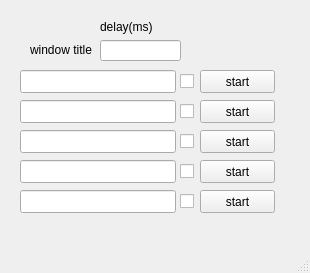
This is gui/resetAuto.ui in void2412/vpt-python as Qt 5 draws it before an edit. The edited form follows.
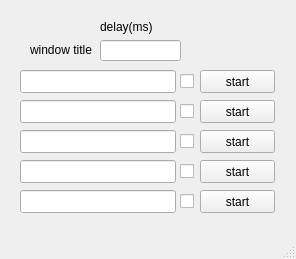
This is the edited form.

Patch:
```diff
--- a/gui/resetAuto.ui
+++ b/gui/resetAuto.ui
@@ -6,8 +6,8 @@
    <rect>
     <x>0</x>
     <y>0</y>
-    <width>310</width>
-    <height>273</height>
+    <width>296</width>
+    <height>259</height>
    </rect>
   </property>
   <property name="windowTitle">
```
Left out of the diff: 2 changed lines with no effect on the pictures.
